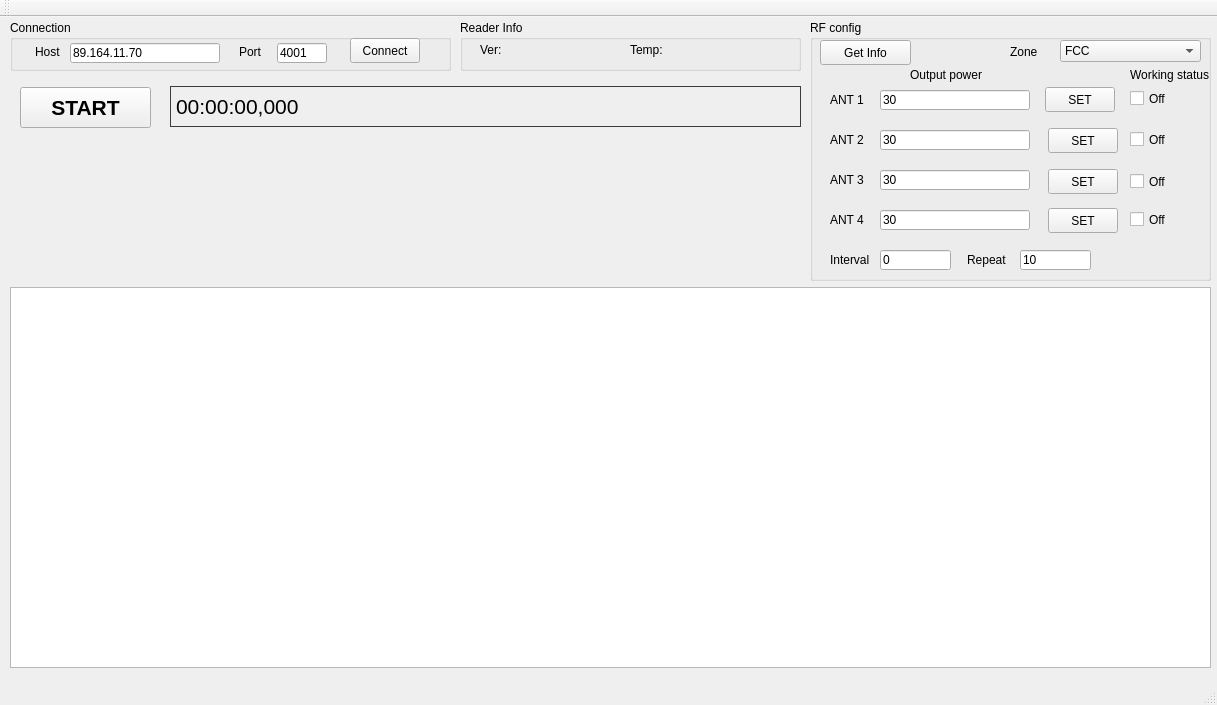
Above: mainwindow.ui from yennhan1211/rfid_service before the change. Below: the same form after it.
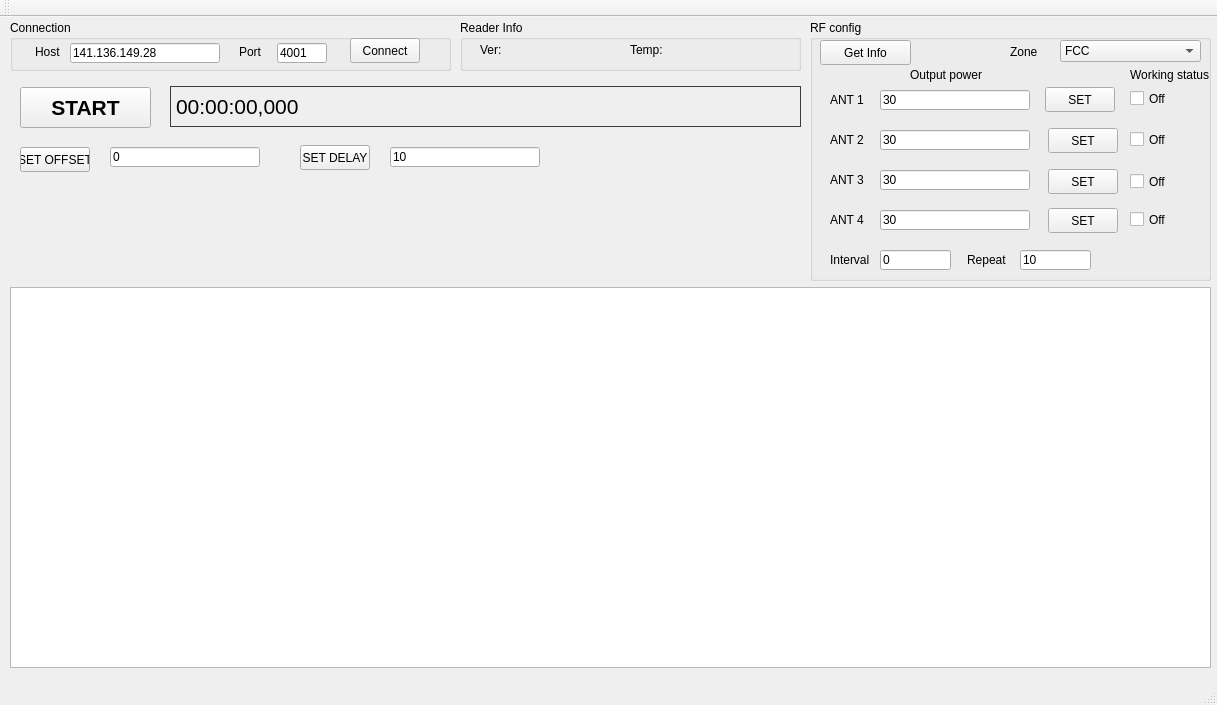
That is the form after the change.

The edit to the form file:
```diff
--- a/mainwindow.ui
+++ b/mainwindow.ui
@@ -412,7 +412,7 @@
       </rect>
      </property>
      <property name="text">
-      <string>89.164.11.70</string>
+      <string>141.136.149.28</string>
      </property>
     </widget>
     <widget class="QLabel" name="lbPort">
@@ -533,6 +533,58 @@
      <string>00:00:00,000</string>
     </property>
    </widget>
+   <widget class="QPushButton" name="btnSetOffsetTime">
+    <property name="geometry">
+     <rect>
+      <x>20</x>
+      <y>130</y>
+      <width>70</width>
+      <height>25</height>
+     </rect>
+    </property>
+    <property name="text">
+     <string>SET OFFSET</string>
+    </property>
+   </widget>
+   <widget class="QLineEdit" name="leOffsetTime">
+    <property name="geometry">
+     <rect>
+      <x>110</x>
+      <y>130</y>
+      <width>150</width>
+      <height>20</height>
+     </rect>
+    </property>
+    <property name="text">
+     <string>0</string>
+    </property>
+   </widget>
+   <widget class="QPushButton" name="btnSetDelayTime">
+    <property name="geometry">
+     <rect>
+      <x>300</x>
+      <y>128</y>
+      <width>70</width>
+      <height>25</height>
+     </rect>
+    </property>
+    <property name="text">
+     <string>SET DELAY</string>
+    </property>
+   </widget>
+   <widget class="QLineEdit" name="leDelayTime">
+    <property name="geometry">
+     <rect>
+      <x>390</x>
+      <y>130</y>
+      <width>150</width>
+      <height>20</height>
+     </rect>
+    </property>
+    <property name="text">
+     <string>10</string>
+    </property>
+   </widget>
   </widget>
   <widget class="QMenuBar" name="menuBar">
    <property name="geometry">
```
